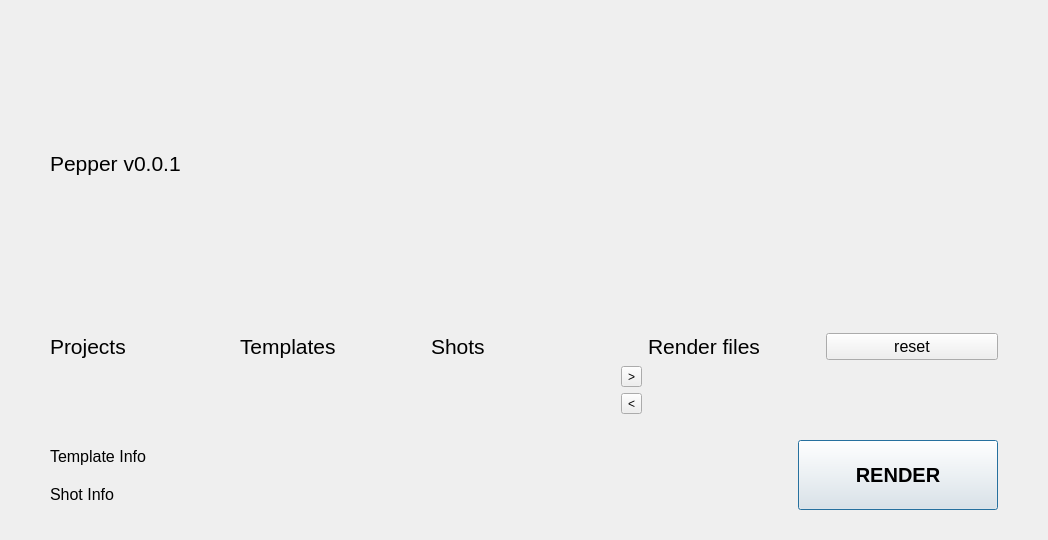
NetflixVFX-Ac/BlackPepper, file python/BlackPepper/ui/ui_sj/mvc_main.ui: the form before one commit.
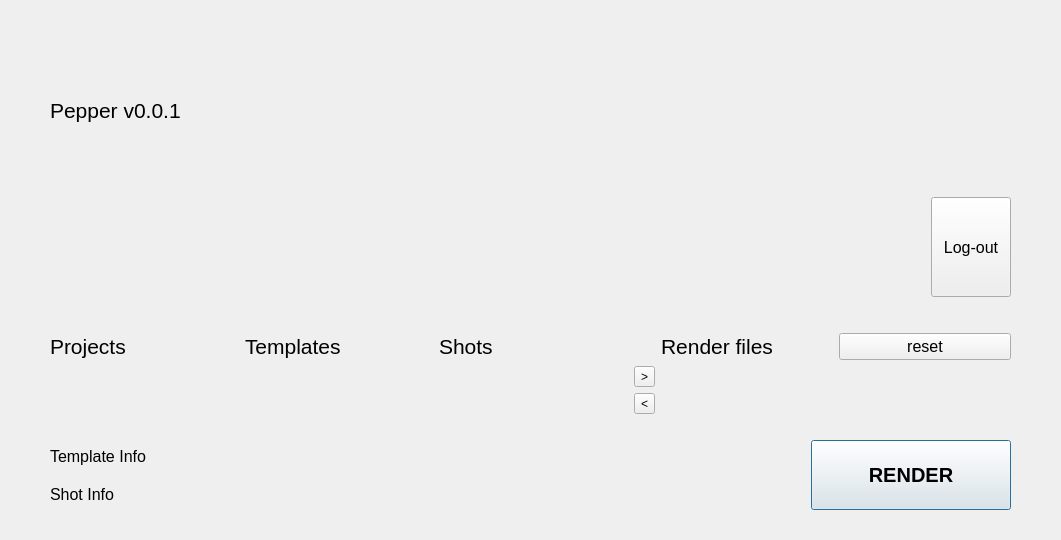
The form after the commit.

```diff
--- a/python/BlackPepper/ui/ui_sj/mvc_main.ui
+++ b/python/BlackPepper/ui/ui_sj/mvc_main.ui
@@ -6,7 +6,7 @@
    <rect>
     <x>0</x>
     <y>0</y>
-    <width>960</width>
+    <width>1061</width>
     <height>540</height>
    </rect>
   </property>
@@ -26,7 +26,23 @@
    <property name="bottomMargin">
     <number>30</number>
    </property>
-   <item row="2" column="0">
+   <item row="3" column="0">
+    <spacer name="verticalSpacer_2">
+     <property name="orientation">
+      <enum>Qt::Vertical</enum>
+     </property>
+     <property name="sizeType">
+      <enum>QSizePolicy::Fixed</enum>
+     </property>
+     <property name="sizeHint" stdset="0">
+      <size>
+       <width>20</width>
+       <height>20</height>
+      </size>
+     </property>
+    </spacer>
+   </item>
+   <item row="6" column="0">
     <layout class="QHBoxLayout" name="horizontalLayout">
      <item>
       <layout class="QVBoxLayout" name="verticalLayout_3">
@@ -172,6 +188,47 @@
        </property>
       </widget>
      </item>
+     <item>
+      <layout class="QHBoxLayout" name="horizontalLayout_4">
+       <item>
+        <spacer name="horizontalSpacer_3">
+         <property name="orientation">
+          <enum>Qt::Horizontal</enum>
+         </property>
+         <property name="sizeHint" stdset="0">
+          <size>
+           <width>40</width>
+           <height>20</height>
+          </size>
+         </property>
+        </spacer>
+       </item>
+       <item>
+        <widget class="QPushButton" name="logout_btn">
+         <property name="enabled">
+          <bool>true</bool>
+         </property>
+         <property name="maximumSize">
+          <size>
+           <width>100</width>
+           <height>100</height>
+          </size>
+         </property>
+         <property name="font">
+          <font>
+           <pointsize>12</pointsize>
+          </font>
+         </property>
+         <property name="layoutDirection">
+          <enum>Qt::LeftToRight</enum>
+         </property>
+         <property name="text">
+          <string>Log-out</string>
+         </property>
+        </widget>
+       </item>
+      </layout>
+     </item>
      <item>
       <layout class="QGridLayout" name="gridLayout_3">
        <item row="1" column="0">
@@ -292,22 +349,6 @@
      </item>
     </layout>
    </item>
-   <item row="1" column="0">
-    <spacer name="verticalSpacer_2">
-     <property name="orientation">
-      <enum>Qt::Vertical</enum>
-     </property>
-     <property name="sizeType">
-      <enum>QSizePolicy::Fixed</enum>
-     </property>
-     <property name="sizeHint" stdset="0">
-      <size>
-       <width>20</width>
-       <height>20</height>
-      </size>
-     </property>
-    </spacer>
-   </item>
   </layout>
  </widget>
  <resources/>
```
